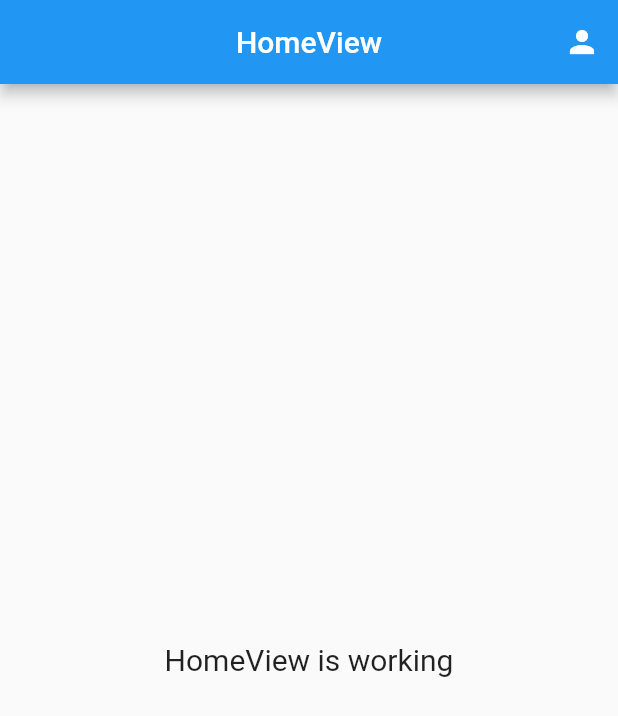
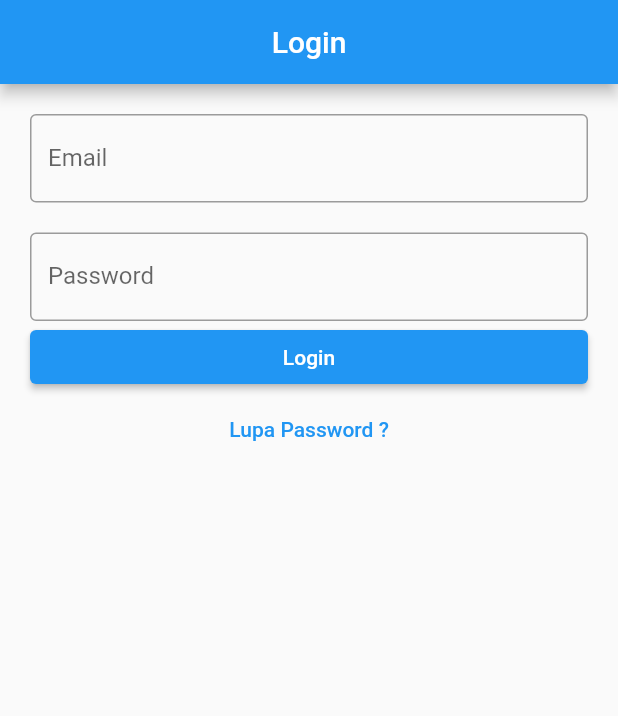
Before and after one commit to zanuar35/presence, a Flutter app: the screen it shows after launch, on a phone screen of 412 x 824 dp. Shown: the top 716 px of the screen. Run offline on Flutter 3.47's test engine with Material 2 defaults, Android fonts, the phone set to English and light mode, and no system bars; our stand-ins replace cloud_firestore, firebase_auth, firebase_core, get; accounts and stored records are empty.

Commit message:
login auth + email verification

```diff
--- a/lib/app/modules/add_pegawai/controllers/add_pegawai_controller.dart
+++ b/lib/app/modules/add_pegawai/controllers/add_pegawai_controller.dart
@@ -30,6 +30,8 @@ class AddPegawaiController extends GetxController {
             "uid": uid,
             "createdAt": DateTime.now().toIso8601String()
           });
+
+          await userCredential.user!.sendEmailVerification();
         }
 
         print(userCredential);
--- /dev/null
+++ b/lib/app/modules/login/controllers/login_controller.dart
@@ -0,0 +1,42 @@
+import 'package:firebase_auth/firebase_auth.dart';
+import 'package:flutter/cupertino.dart';
+import 'package:get/get.dart';
+import 'package:presence/app/routes/app_pages.dart';
+
+class LoginController extends GetxController {
+  TextEditingController emailC = TextEditingController();
+  TextEditingController passC = TextEditingController();
+
+  FirebaseAuth auth = FirebaseAuth.instance;
+
+  void login() async {
+    if (emailC.text.isNotEmpty && passC.text.isNotEmpty) {
+      try {
+        UserCredential userCredential = await auth.signInWithEmailAndPassword(
+            email: emailC.text, password: passC.text);
+        print(userCredential);
+
+        if (userCredential.user != null) {
+          if (userCredential.user!.emailVerified == true) {
+            Get.offAllNamed(Routes.HOME);
+          } else {
+            Get.defaultDialog(
+              title: " Belum Verifikasi",
+              middleText: "Silahkan Verifikasi Email Anda",
+            );
+          }
+        }
+      } on FirebaseAuthException catch (e) {
+        if (e.code == 'user-not-found') {
+          Get.snackbar("Terjadi Kesalahan", "Email tidak terdaftar");
+        } else if (e.code == 'wrong-password') {
+          Get.snackbar("Terjadi Kesalahan", "Password Salah");
+        }
+      } catch (e) {
+        Get.snackbar("Terjadi Kesalahan", "Tidak dapat login");
+      }
+    } else {
+      Get.snackbar("Terjadi Kesalahan", "Email dan password wajib diisi");
+    }
+  }
+}
--- /dev/null
+++ b/lib/app/modules/login/views/login_view.dart
@@ -0,0 +1,43 @@
+import 'package:flutter/material.dart';
+
+import 'package:get/get.dart';
+
+import '../controllers/login_controller.dart';
+
+class LoginView extends GetView<LoginController> {
+  @override
+  Widget build(BuildContext context) {
+    return Scaffold(
+        appBar: AppBar(
+          title: Text('Login'),
+          centerTitle: true,
+        ),
+        body: ListView(
+          padding: EdgeInsets.all(20),
+          children: [
+            TextField(
+              controller: controller.emailC,
+              decoration: InputDecoration(
+                  labelText: 'Email', border: OutlineInputBorder()),
+            ),
+            SizedBox(height: 20),
+            TextField(
+              controller: controller.passC,
+              obscureText: true,
+              decoration: InputDecoration(
+                  labelText: 'Password', border: OutlineInputBorder()),
+            ),
+            ElevatedButton(
+              onPressed: () {
+                controller.login();
+              },
+              child: Text("Login"),
+            ),
+            TextButton(
+              onPressed: () {},
+              child: Text("Lupa Password ?"),
+            )
+          ],
+        ));
+  }
+}
--- a/lib/app/routes/app_pages.dart
+++ b/lib/app/routes/app_pages.dart
@@ -4,6 +4,8 @@ import 'package:presence/app/modules/add_pegawai/bindings/add_pegawai_binding.da
 import 'package:presence/app/modules/add_pegawai/views/add_pegawai_view.dart';
 import 'package:presence/app/modules/home/bindings/home_binding.dart';
 import 'package:presence/app/modules/home/views/home_view.dart';
+import 'package:presence/app/modules/login/bindings/login_binding.dart';
+import 'package:presence/app/modules/login/views/login_view.dart';
 
 // ignore_for_file: constant_identifier_names
 
@@ -25,5 +27,10 @@ class AppPages {
       page: () => AddPegawaiView(),
       binding: AddPegawaiBinding(),
     ),
+    GetPage(
+      name: _Paths.LOGIN,
+      page: () => LoginView(),
+      binding: LoginBinding(),
+    ),
   ];
 }
--- a/lib/app/routes/app_routes.dart
+++ b/lib/app/routes/app_routes.dart
@@ -8,11 +8,13 @@ abstract class Routes {
 
   static const HOME = _Paths.HOME;
   static const ADD_PEGAWAI = _Paths.ADD_PEGAWAI;
+  static const LOGIN = _Paths.LOGIN;
 }
 
 abstract class _Paths {
   static const HOME = '/home';
   static const ADD_PEGAWAI = '/add-pegawai';
+  static const LOGIN = '/login';
 }
 
 //  applicationId "com.example.presence"
--- a/lib/main.dart
+++ b/lib/main.dart
@@ -12,7 +12,7 @@ Future<void> main() async {
   runApp(
     GetMaterialApp(
       title: "Application",
-      initialRoute: AppPages.INITIAL,
+      initialRoute: Routes.LOGIN,
       getPages: AppPages.routes,
     ),
   );
```
Also changed, not shown: lib/app/modules/login/bindings/login_binding.dart (added, +12 -0 lines).
